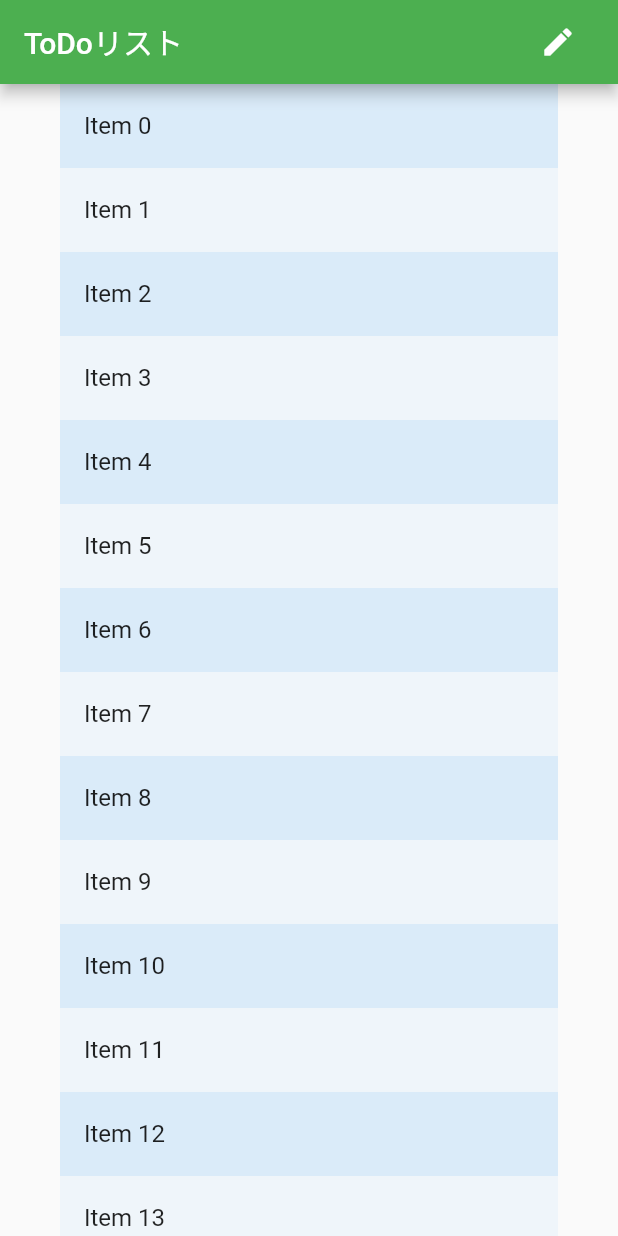
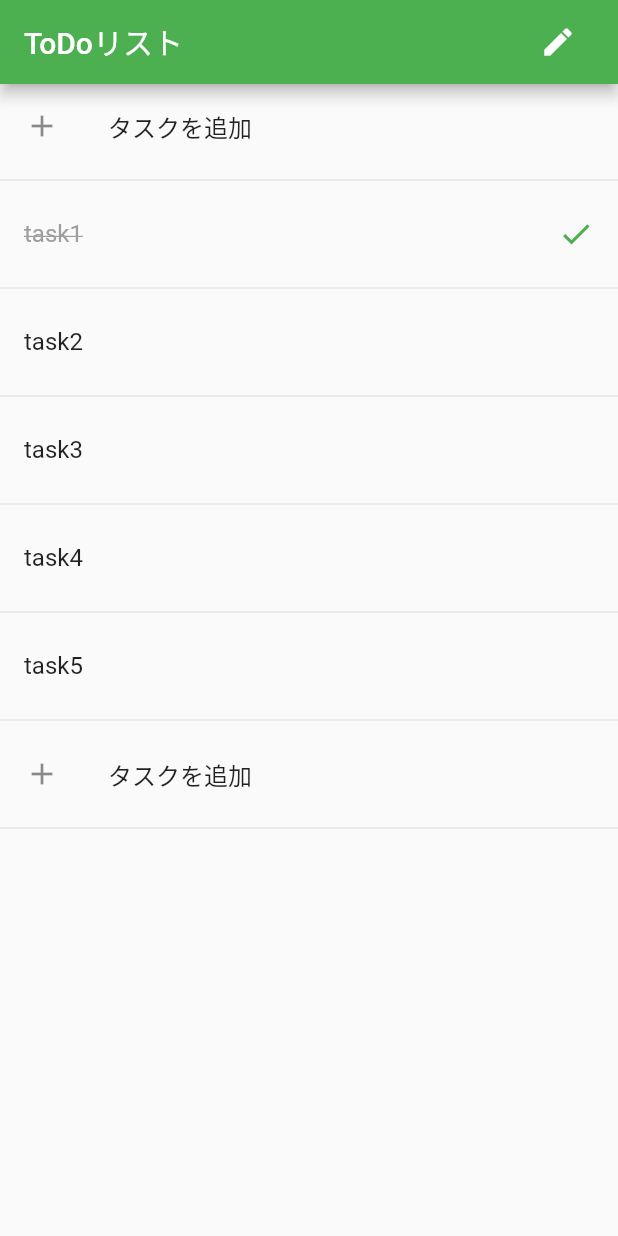
Before and after one commit to Ta23ka98/flutter_subject3, a Flutter app: the screen it shows after launch, on a phone screen of 412 x 824 dp. Run offline on Flutter 3.47's test engine with Material 2 defaults, Android fonts, the phone set to English and light mode, and no system bars; our stand-ins replace flutter_riverpod, hooks_riverpod.

Commit message:
update: 諸々の機能を追加
完成したがコミットをし忘れていたので、コミット。

```diff
--- a/lib/constants.dart
+++ b/lib/constants.dart
@@ -1,9 +1,8 @@
-import 'package:flutter/material.dart';
 import 'package:flutter_subject3/todo.dart';
 
 ///const List<Todo>と、 const[]の違い
 List<Todo> todoList = const [
-  Todo(id: 1, description: "task1", isCompleted: false),
+  Todo(id: 1, description: "task1", isCompleted: true),
   Todo(id: 2, description: "task2", isCompleted: false),
   Todo(id: 3, description: "task3", isCompleted: false),
   Todo(id: 4, description: "task4", isCompleted: false),
--- /dev/null
+++ b/lib/edit_state_provider.dart
@@ -0,0 +1,3 @@
+import 'package:hooks_riverpod/hooks_riverpod.dart';
+
+final editModeProvider = StateProvider<bool>((ref) => false);
--- a/lib/todo_page.dart
+++ b/lib/todo_page.dart
@@ -1,48 +1,161 @@
 import 'package:flutter/material.dart';
 import 'package:flutter_riverpod/flutter_riverpod.dart';
+import 'package:flutter_subject3/edit_state_provider.dart';
+import 'package:flutter_subject3/todo_page_notifier.dart';
 import 'package:hooks_riverpod/hooks_riverpod.dart';
+import 'todo.dart';
 
 class TodoPage extends HookConsumerWidget {
   TodoPage({Key? key}) : super(key: key);
 
-  final List<int> _items = List<int>.generate(50, (int index) => index);
   @override
   Widget build(BuildContext context, WidgetRef ref) {
-    final ColorScheme colorScheme = Theme.of(context).colorScheme;
-    final Color oddItemColor = colorScheme.primary.withOpacity(0.05);
-    final Color evenItemColor = colorScheme.primary.withOpacity(0.15);
+    final state = ref.watch(todoListProvider);
+    final notifier = ref.read(todoListProvider.notifier);
+    final editModeState = ref.watch(editModeProvider);
+    final controller = TextEditingController(text: "");
+
     return Scaffold(
         appBar: AppBar(
-        //foregroundColor: Colors.white,
           backgroundColor: Colors.green,
           title: Row(
             mainAxisAlignment: MainAxisAlignment.spaceBetween,
             children: [
               const Text("ToDoリスト"),
-            IconButton(onPressed: () {}, icon: const Icon(Icons.edit)),
+              IconButton(
+                  onPressed: () {
+                    ref.read(editModeProvider.notifier).state = !editModeState;
+                  },
+                  icon: editModeState
+                      ? const Icon(Icons.check)
+                      : const Icon(Icons.edit)),
             ],
           ),
         ),
-      body: ReorderableListView(
-        padding: const EdgeInsets.symmetric(horizontal: 40),
-        children: <Widget>[
-          for (int index = 0; index < _items.length; index += 1)
+        body: ReorderableListView.builder(
+          header: editModeState
+              ? null
+              : Column(
+                  key: const Key("index"),
+                  children: [
                     ListTile(
-              key: Key('$index'),
-              tileColor: _items[index].isOdd ? oddItemColor : evenItemColor,
-              title: Text('Item ${_items[index]}'),
+                      onTap: () {
+                        showDialog(
+                            context: context,
+                            builder: (context) {
+                              String description = "";
+                              return AlertDialog(
+                                title: const Text("タスクを編集"),
+                                content: TextField(
+                                  onChanged: (value) {
+                                    description = value;
+                                  },
+                                  //controller: controller,
                                 ),
+                                actions: [
+                                  TextButton(
+                                      onPressed: () {
+                                        Navigator.pop(context);
+                                      },
+                                      child: const Text("キャンセル")),
+                                  TextButton(
+                                      onPressed: () {
+                                        notifier.add(Todo(
+                                            id: DateTime.now()
+                                                .millisecondsSinceEpoch,
+                                            description: description,
+                                            isCompleted: false));
+                                        Navigator.pop(context);
+                                      },
+                                      child: const Text("OK")),
                                 ],
+                              );
+                            });
+                      },
+                      leading: const Icon(Icons.add),
+                      title: const Text("タスクを追加"),
+                    ),
+                    const Divider(),
+                  ],
+                ),
+          footer: editModeState
+              ? null
+              : Column(
+                  key: const Key("index"),
+                  children: [
+                    ListTile(
+                      onTap: () {
+                        print("object");
+                        showDialog(
+                            context: context,
+                            builder: (context) => AlertDialog(
+                                  title: const Text("タスクを編集"),
+                                  content: TextField(
+                                    onChanged: (value) {
+                                      String description;
+                                      description = value;
+                                    },
+                                    controller: controller,
+                                  ),
+                                  actions: [
+                                    TextButton(
+                                        onPressed: () {
+                                          Navigator.pop(context);
+                                        },
+                                        child: const Text("キャンセル")),
+                                    TextButton(
+                                        onPressed: () {
+                                          // notifier.add(
+                                          //     Todo(
+                                          //     id: DateTime.now().millisecondsSinceEpoch,
+                                          //     //description: description,
+                                          //     isCompleted: false)
+                                          // );
+                                        },
+                                        child: const Text("OK")),
+                                  ],
+                                ));
+                      },
+                      leading: const Icon(Icons.add),
+                      title: const Text("タスクを追加"),
+                    ),
+                    const Divider(),
+                  ],
+                ),
+          itemBuilder: (BuildContext context, int index) {
+            return Column(
+              key: Key("$index"),
+              children: [
+                ListTile(
+                  onTap: () {
+                    notifier.toggle(state[index].id);
+                  },
+                  trailing: editModeState
+                      ? IconButton(
+                          onPressed: () {
+                            notifier.delete(state[index]);
+                          },
+                          icon: const Icon(Icons.close, color: Colors.red))
+                      : state[index].isCompleted
+                          ? const Icon(Icons.check, color: Colors.green)
+                          : null,
+                  title: state[index].isCompleted
+                      ? Text(
+                          state[index].description,
+                          style: const TextStyle(
+                              decoration: TextDecoration.lineThrough,
+                              color: Colors.grey),
+                        )
+                      : Text(state[index].description),
+                ),
+                const Divider(),
+              ],
+            );
+          },
+          itemCount: state.length,
           onReorder: (int oldIndex, int newIndex) {
-          // setState(() {
-          //   if (oldIndex < newIndex) {
-          //     newIndex -= 1;
-          //   }
-          //   final int item = _items.removeAt(oldIndex);
-          //   _items.insert(newIndex, item);
-          // });
+            notifier.reOrder(oldIndex, newIndex, state[oldIndex]);
           },
-      ),
-    );
+        ));
   }
 }
```
Also changed, not shown: lib/main.dart (+7 -0 lines), lib/todo_page_notifier.dart (+31 -1 lines). Lines whose indentation alone changed are shown as unchanged.
